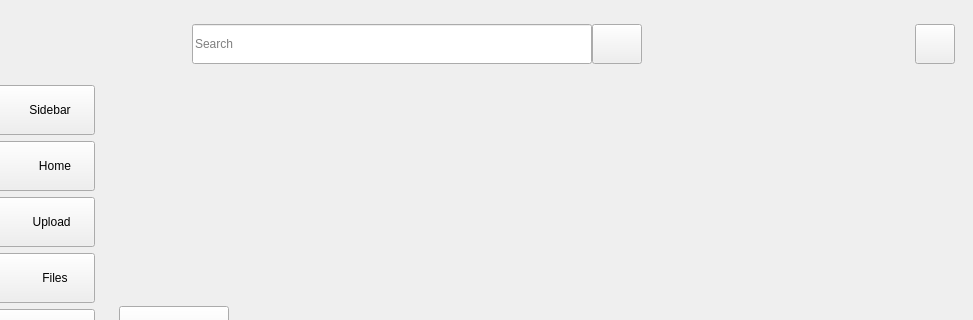
First picture: the form in financial_app_ui.ui, repository Ulaaka/Desktop-based-financial-application-for-personal-finance, before the edit; both pictures show x 100 to 1073 and y 0 to 320 of the 1073 by 606 pixel window.
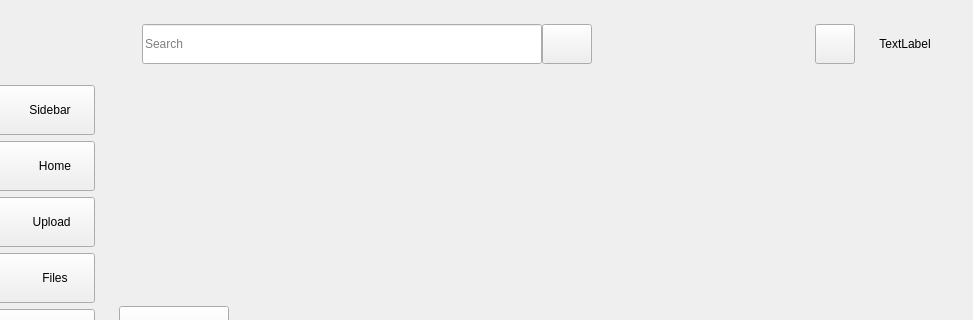
Second picture: the form after the edit. Icons and pictures are not drawn.

Diff of the .ui file:
```diff
--- a/financial_app_ui.ui
+++ b/financial_app_ui.ui
@@ -160,6 +160,22 @@
          </property>
         </widget>
        </item>
+       <item>
+        <widget class="QLabel" name="account_name_label">
+         <property name="minimumSize">
+          <size>
+           <width>100</width>
+           <height>30</height>
+          </size>
+         </property>
+         <property name="text">
+          <string>TextLabel</string>
+         </property>
+         <property name="alignment">
+          <set>Qt::AlignmentFlag::AlignCenter</set>
+         </property>
+        </widget>
+       </item>
       </layout>
      </widget>
     </item>
```
